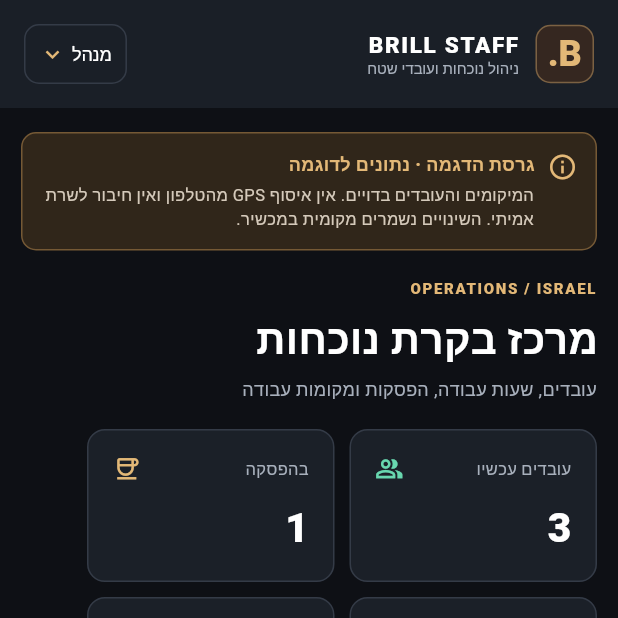
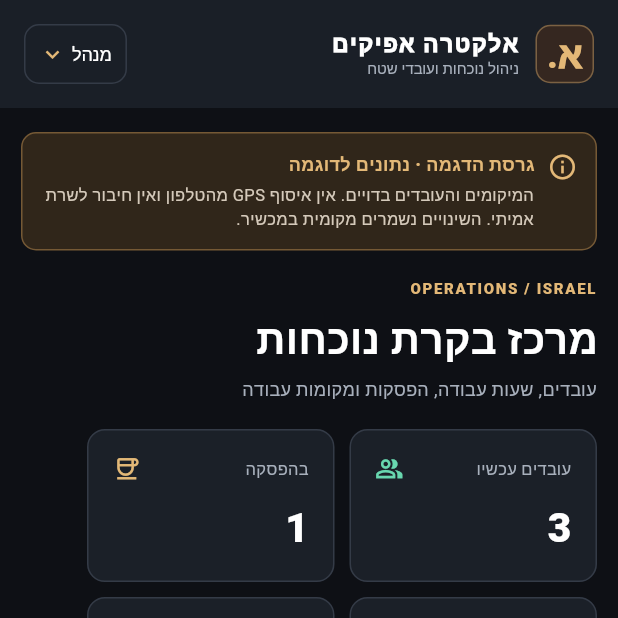
Before and after one commit to SergoNeon/transport-saas-demo, a Flutter app: the screen it shows after launch, on a phone screen of 412 x 824 dp, the top half of it. Run offline on Flutter 3.47's test engine with Material 3 defaults, Android fonts, the phone set to English and light mode, and no system bars; our stand-ins replace flutter_map, latlong2, shared_preferences.

Commit message:
brand(app): replace BRILL STAFF with Electra Afikim

```diff
--- a/staff_mobile/lib/screens.dart
+++ b/staff_mobile/lib/screens.dart
@@ -38,10 +38,10 @@
           Container(width:39,height:39,alignment:Alignment.center,
             decoration:BoxDecoration(color:const Color(0xff352720),
               border:Border.all(color:gold.withValues(alpha:.4)),borderRadius:BorderRadius.circular(10)),
-            child:const Text('B.',style:TextStyle(color:gold,fontWeight:FontWeight.w900,fontSize:24))),
+            child:const Text('א.',style:TextStyle(color:gold,fontWeight:FontWeight.w900,fontSize:24))),
           const SizedBox(width:11),
           const Column(crossAxisAlignment:CrossAxisAlignment.start,children:[
-            Text('BRILL STAFF',style:TextStyle(fontWeight:FontWeight.w900,fontSize:15,letterSpacing:1.1)),
+            Text('אלקטרה אפיקים',style:TextStyle(fontWeight:FontWeight.w900,fontSize:15,letterSpacing:1.1)),
             Text('ניהול נוכחות ועובדי שטח',style:TextStyle(color:dim,fontSize:10))]),
           const Spacer(),
           PopupMenuButton<bool>(tooltip:'תפקיד הדגמה',initialValue:manager,
@@ -67,7 +67,7 @@
             const SizedBox(height:18),
             pages[section],
             const SizedBox(height:24),
-            const Center(child:Text('Developed by Brill Team Project',
+            const Center(child:Text('אלקטרה אפיקים · גרסת הדגמה',
               style:TextStyle(color:dim,fontSize:11))),
           ]),
         ))),
```
